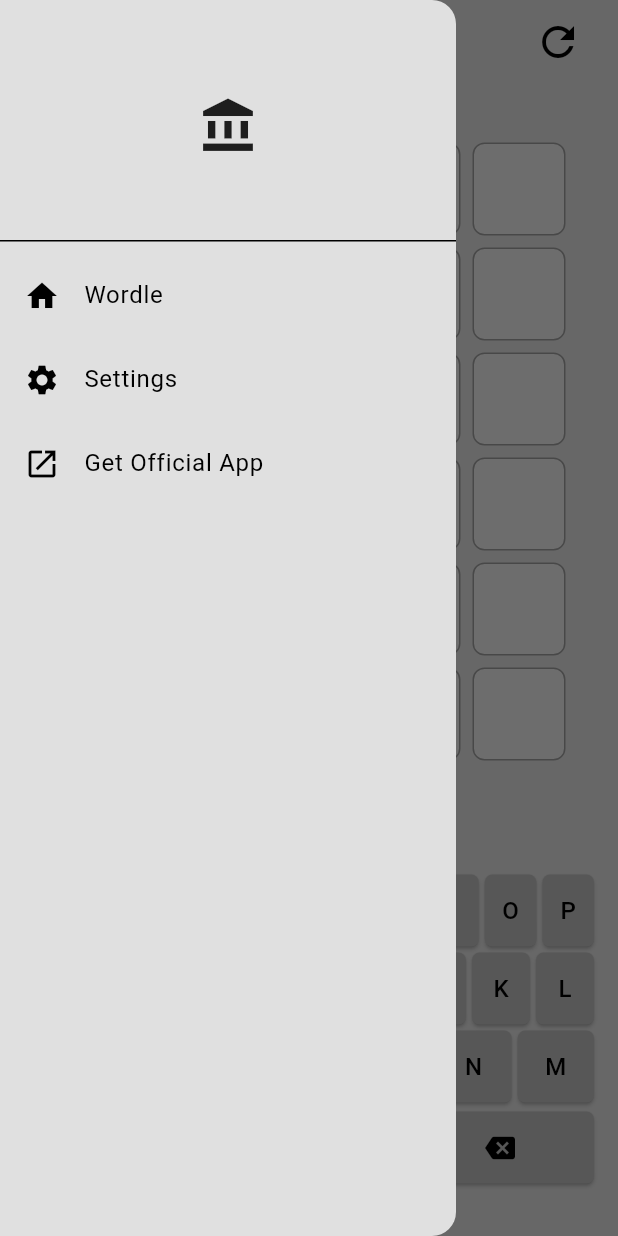
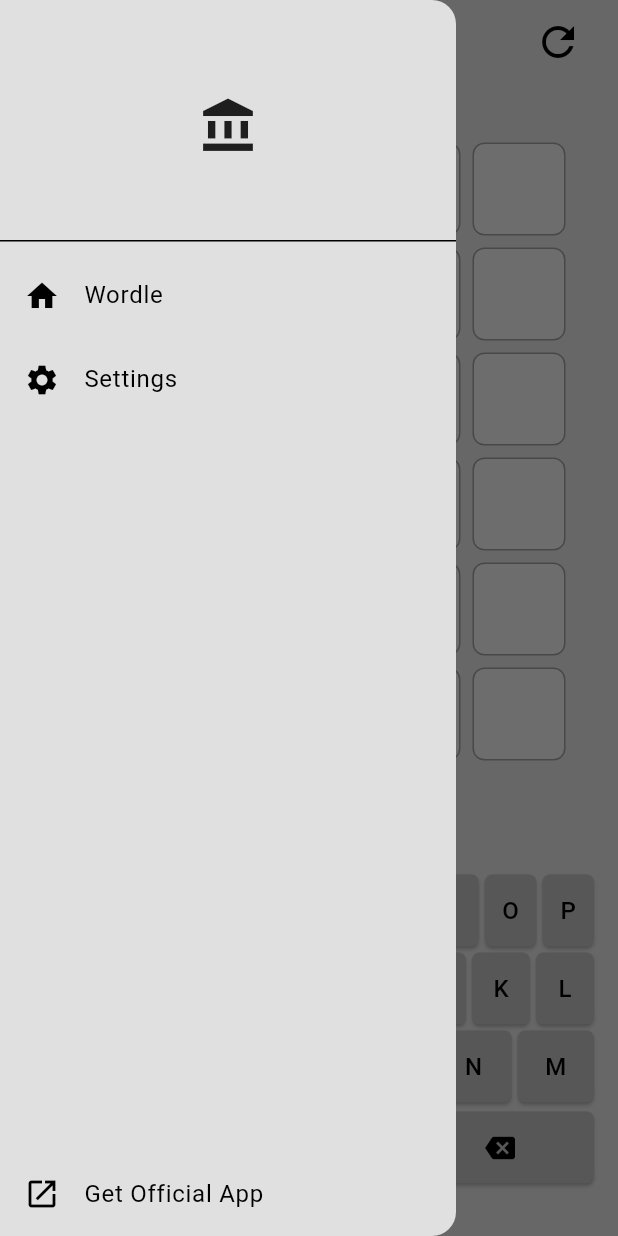
Before and after one commit to 9ShadowWolf9/Wordle, a Flutter app: the screen it shows after launch, with the side drawer open, on a phone screen of 412 x 824 dp. Run offline on Flutter 3.47's test engine with Material 3 defaults, Android fonts, the phone set to English and light mode, and no system bars.

Commit message:
Moved link to the bottom of the drawer

```diff
--- a/lib/main.dart
+++ b/lib/main.dart
@@ -26,6 +26,7 @@ class MyApp extends StatefulWidget {
 
 class _MyAppState extends State<MyApp> {
   final GlobalKey<ScaffoldState> scaffoldKey = GlobalKey<ScaffoldState>();
+
   Future<void> _launchGooglePlay() async {
     const url =
         'https://play.google.com/store/apps/details?id=pl.bocianpozyczki.portmoneta';
@@ -46,10 +47,7 @@ class _MyAppState extends State<MyApp> {
       home: Scaffold(
         key: scaffoldKey,
         drawer: Drawer(
-          child: Builder(
-            builder: (BuildContext context) {
-              return ListView(
-                padding: EdgeInsets.zero,
+          child: Column(
             children: [
               DrawerHeader(
                 child: Center(child: Icon(Icons.account_balance, size: 40)),
@@ -68,23 +66,23 @@ class _MyAppState extends State<MyApp> {
                   Navigator.pop(context);
                   Navigator.push(
                     context,
-                        MaterialPageRoute(
-                          builder: (context) => SettingsScreen(),
-                        ),
+                    MaterialPageRoute(builder: (context) => SettingsScreen()),
                   );
                 },
               ),
-                  ListTile(
+              Spacer(), // Pushes the next ListTile to the bottom
+              Builder(
+                builder:
+                    (context) => ListTile(
                       leading: Icon(Icons.open_in_new),
                       title: Text('Get Official App'),
                       onTap: () {
-                      Navigator.pop(context); // Close the drawer
+                        Navigator.pop(context); // Uses correct context
                         _launchGooglePlay();
                       },
                     ),
+              ),
             ],
-              );
-            },
           ),
         ),
         appBar: AppBar(
```
Lines whose indentation alone changed are shown as unchanged.
